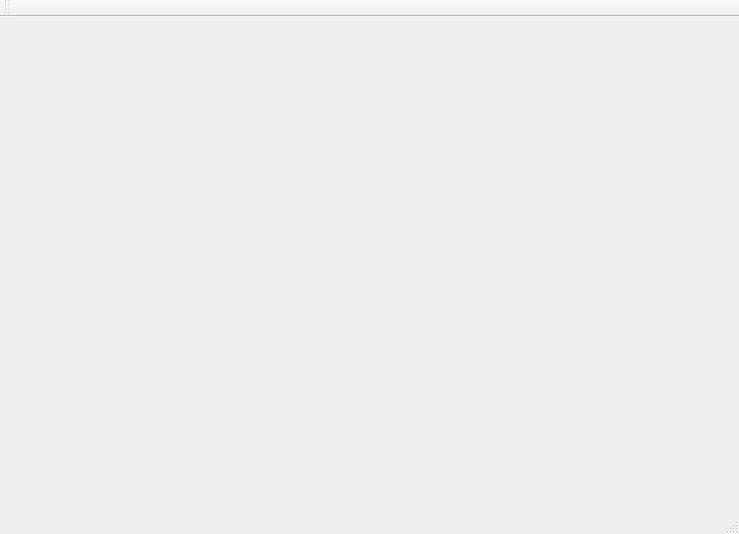
First picture: the form in mainwindow.ui, repository SkyTreeDelivery/GISDevelopmentKMJ, before the edit.
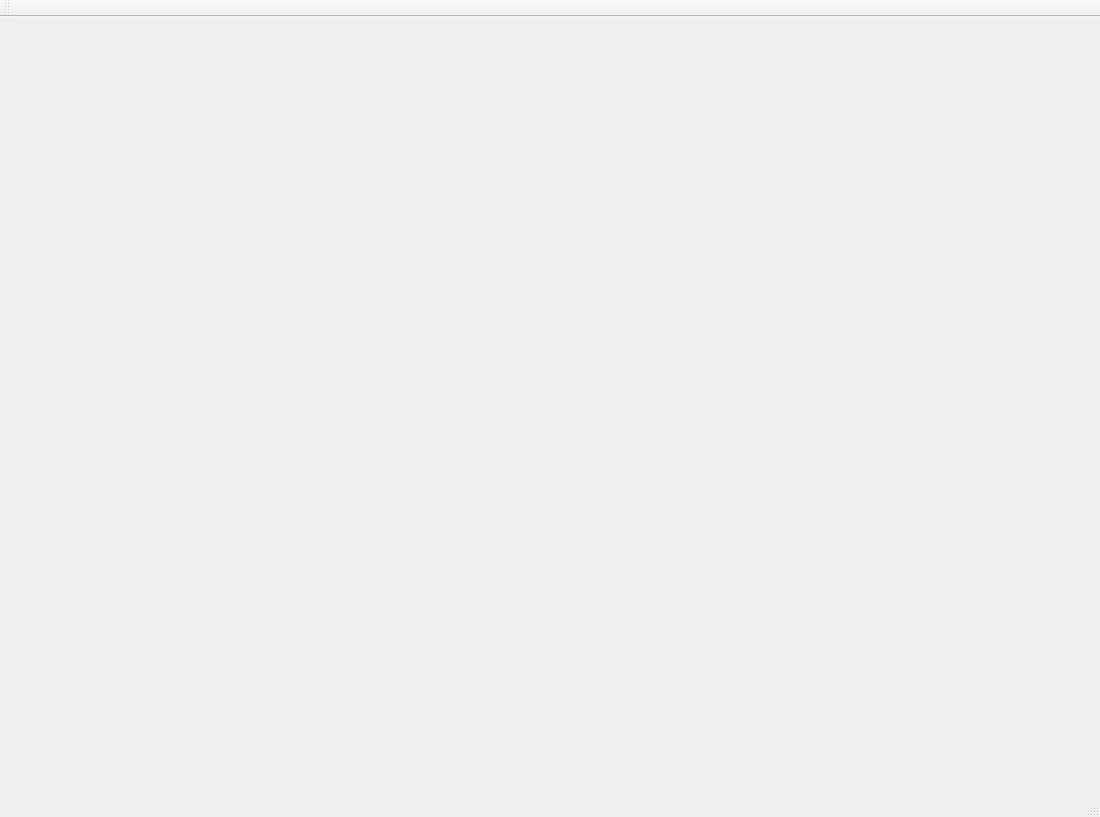
Second picture: the form after the edit.

```diff
--- a/mainwindow.ui
+++ b/mainwindow.ui
@@ -6,8 +6,8 @@
    <rect>
     <x>0</x>
     <y>0</y>
-    <width>739</width>
-    <height>534</height>
+    <width>1100</width>
+    <height>817</height>
    </rect>
   </property>
   <property name="windowTitle">
```
Left out of the diff: 2 changed lines with no effect on the pictures.
